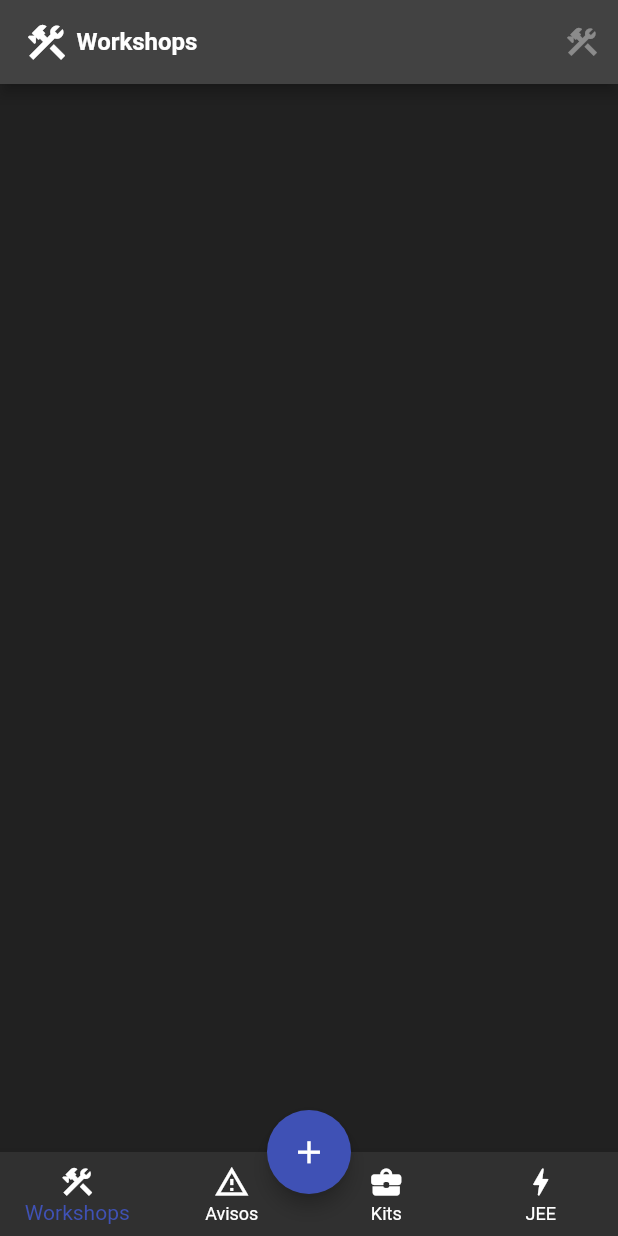
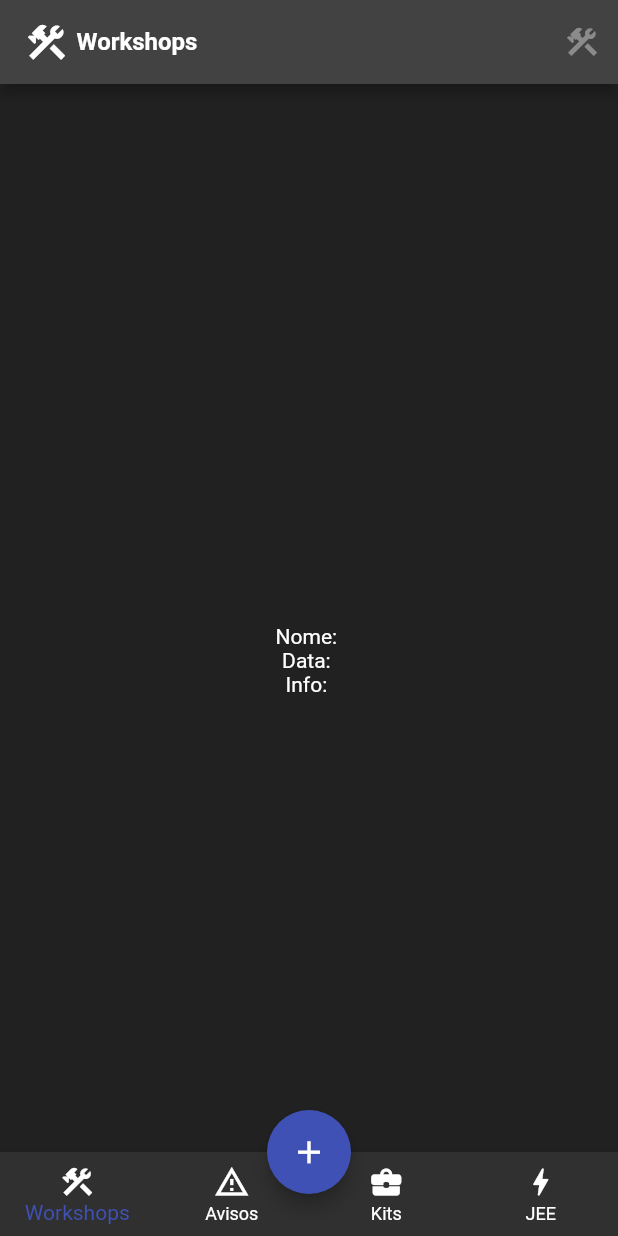
Before and after one commit to RuiRocha23/Nucleo_Admin, a Flutter app: the screen it shows after launch, on a phone screen of 412 x 824 dp. Run offline on Flutter 3.47's test engine with Material 2 defaults, Android fonts, the phone set to English and light mode, and no system bars; drawn by our look-alikes of flutter_speed_dial; our stand-ins replace firebase_auth, firebase_core, firebase_database, qr_flutter; missing offline and left inert: dart:ffi, qr_code_scanner; accounts and stored records are empty; statements that could not run were skipped.

Commit message:
Update Workshops.dart

```diff
--- a/neeicum_user-master/lib/HomePage/Workshops.dart
+++ b/neeicum_user-master/lib/HomePage/Workshops.dart
@@ -4,13 +4,17 @@ import 'package:firebase_database/firebase_database.dart';
 import 'package:qr_flutter/qr_flutter.dart';
 
 class WorkshopsPage extends StatefulWidget {
-  const WorkshopsPage({super.key});
+  String name, data, info;
+  WorkshopsPage(
+      {required this.name, required this.data, required this.info, super.key});
 
   @override
-  State<WorkshopsPage> createState() => _WorkshopsPageState();
+  State<WorkshopsPage> createState() => _WorkshopsPageState(name, data, info);
 }
 
 class _WorkshopsPageState extends State<WorkshopsPage> {
+  String name, data, info;
+  _WorkshopsPageState(this.name, this.data, this.info);
   String logoCurso = "assets/images/logo_w.png";
   @override
   Widget build(BuildContext context) {
@@ -41,6 +45,15 @@ class _WorkshopsPageState extends State<WorkshopsPage> {
         ),
         //backgroundColor: Colors.indigo,
       ),
+      body: Center(
+          child: Column(
+        mainAxisAlignment: MainAxisAlignment.center,
+        children: [
+          Text('Nome: ${name}'),
+          Text('Data: ${data}'),
+          Text('Info: ${info}')
+        ],
+      )),
     );
   }
 }
```
